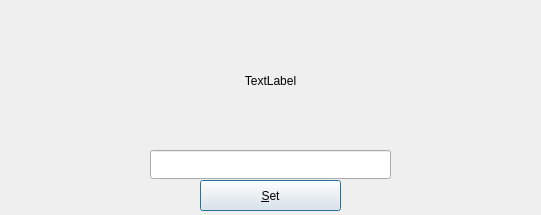
The window that src/filemanager.ui (mhogomchungu/sirikali) describes before a commit, drawn with Qt 5.
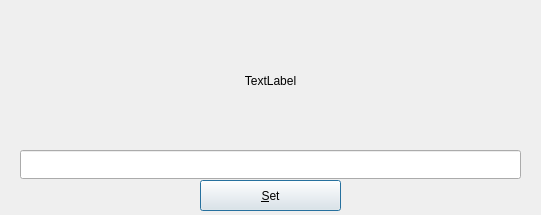
The same window after the commit.

```diff
--- a/src/filemanager.ui
+++ b/src/filemanager.ui
@@ -55,6 +55,16 @@
     <string>&amp;Set</string>
    </property>
   </widget>
+  <widget class="QLineEdit" name="lineEdit_2">
+   <property name="geometry">
+    <rect>
+     <x>20</x>
+     <y>150</y>
+     <width>501</width>
+     <height>29</height>
+    </rect>
+   </property>
+  </widget>
  </widget>
  <resources/>
  <connections/>
```
